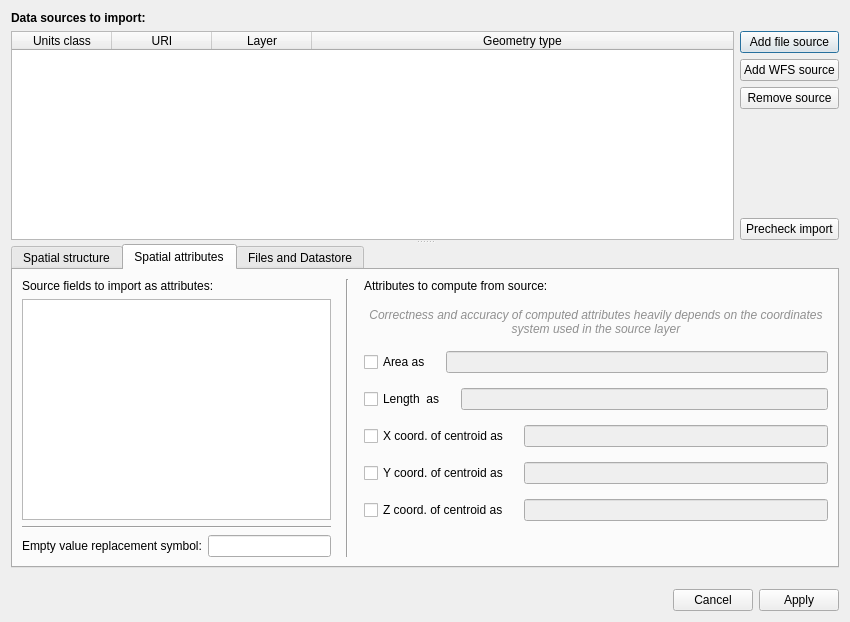
Above: src/builderexts/import.spatial-graph.ogr-gdal/src/OGRGDALDialog.ui from OpenFLUID/openfluid before the change. Below: the same form after it.
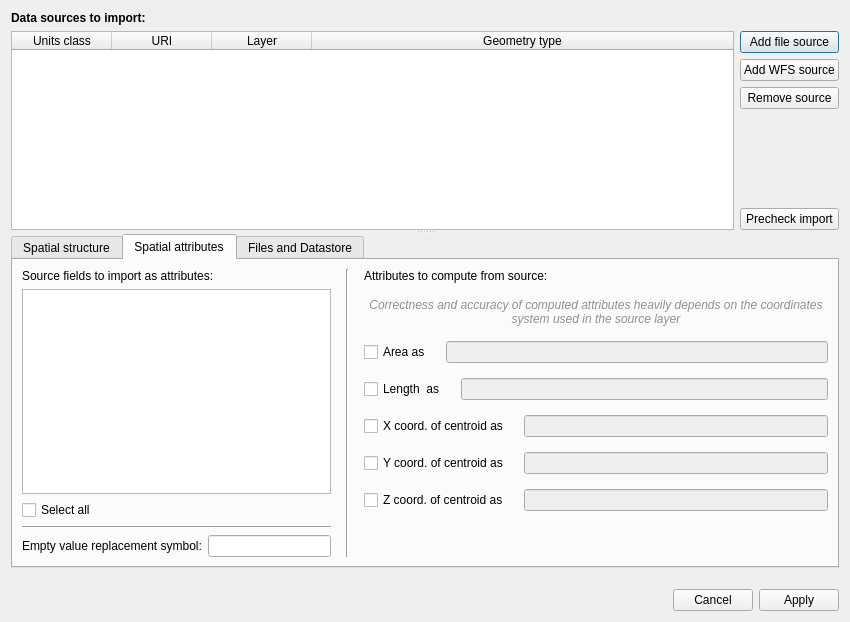
That is the form after the change.

Commit message:
Option to select all fields in spatial import builderext
* added checkbox in dialog to select/unselect every attribute

(closes OpenFLUID/openfluid#1349)

Diff of the .ui file:
```diff
--- a/src/builderexts/import.spatial-graph.ogr-gdal/src/OGRGDALDialog.ui
+++ b/src/builderexts/import.spatial-graph.ogr-gdal/src/OGRGDALDialog.ui
@@ -439,6 +439,16 @@
                     </property>
                    </widget>
                   </item>
+                  <item>
+                   <widget class="QCheckBox" name="SelectAllCheckBox">
+                    <property name="text">
+                     <string>Select all</string>
+                    </property>
+                    <property name="tristate">
+                     <bool>true</bool>
+                    </property>
+                   </widget>
+                  </item>
                   <item>
                    <widget class="Line" name="line">
                     <property name="orientation">
```
The commit also changes 2 other files.
